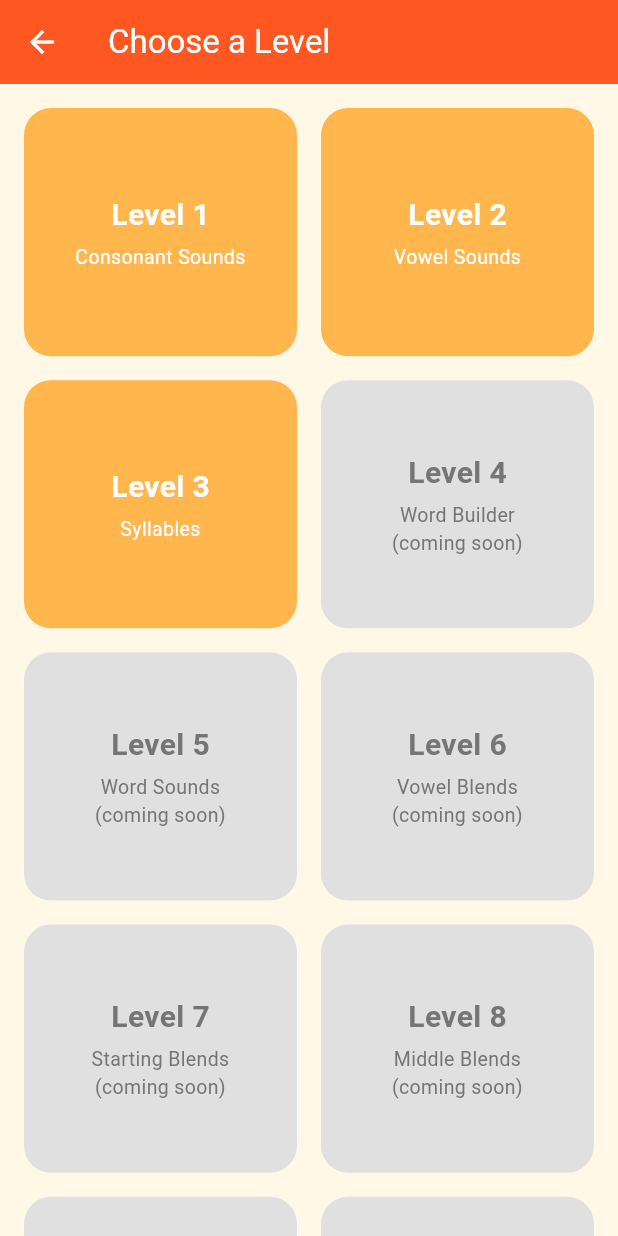
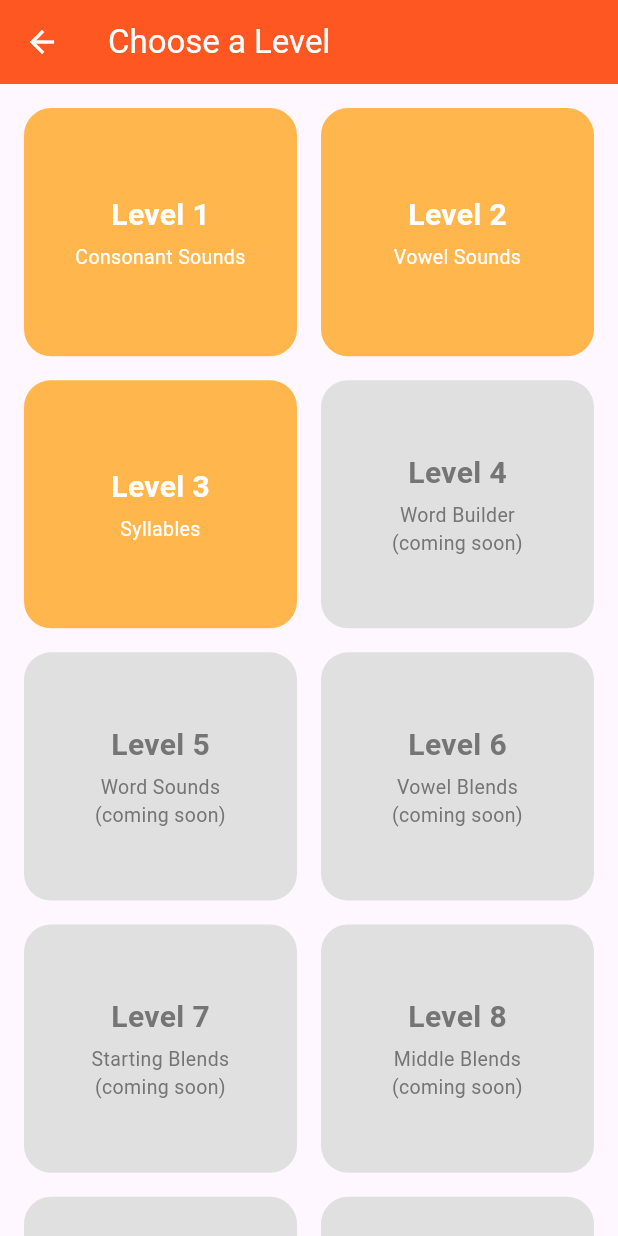
Before and after one commit to hearthussein24-gif/reading-game, a Flutter app: the screen it shows after launch, after a tap on "Play", on a phone screen of 412 x 824 dp. Run offline on Flutter 3.47's test engine with Material 3 defaults, Android fonts, the phone set to English and light mode, and no system bars; our stand-ins replace flutter_tts.

Commit message:
Update main.dart

```diff
--- a/lib/main.dart
+++ b/lib/main.dart
@@ -2,21 +2,20 @@ import 'package:flutter/material.dart';
 import 'screens/home_screen.dart';
 
 void main() {
-  runApp(const HatyApp());
+  runApp(const HatyReadingGame());
 }
 
-class HatyApp extends StatelessWidget {
-  const HatyApp({super.key});
+class HatyReadingGame extends StatelessWidget {
+  const HatyReadingGame({super.key});
 
   @override
   Widget build(BuildContext context) {
     return MaterialApp(
-      title: 'HATY - Learn to Read',
+      title: 'HATY Reading Game',
       debugShowCheckedModeBanner: false,
       theme: ThemeData(
-        colorSchemeSeed: Colors.deepOrange,
+        colorScheme: ColorScheme.fromSeed(seedColor: Colors.deepPurple),
         useMaterial3: true,
-        scaffoldBackgroundColor: const Color(0xFFFFF8E7),
       ),
       home: const HomeScreen(),
     );
```
